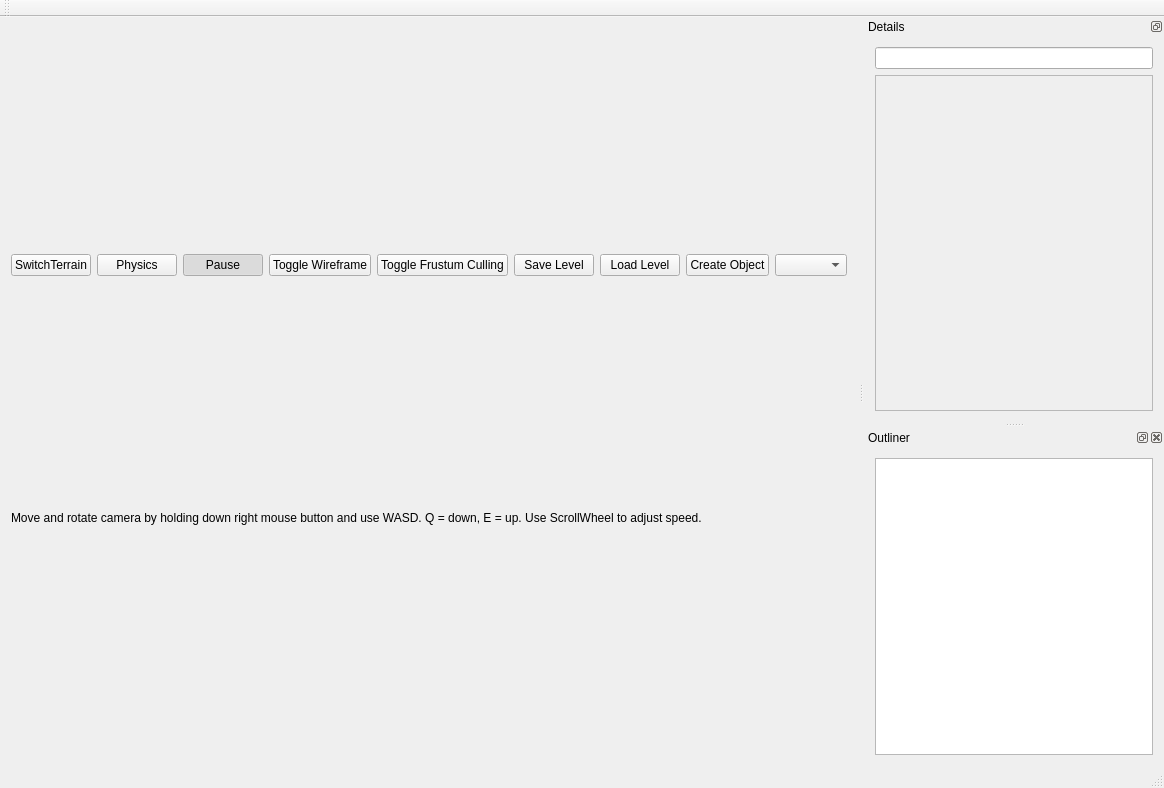
The window that mainwindow.ui (FredrikEik/Game_Engine_Architecture) describes before a commit, drawn with Qt 5.
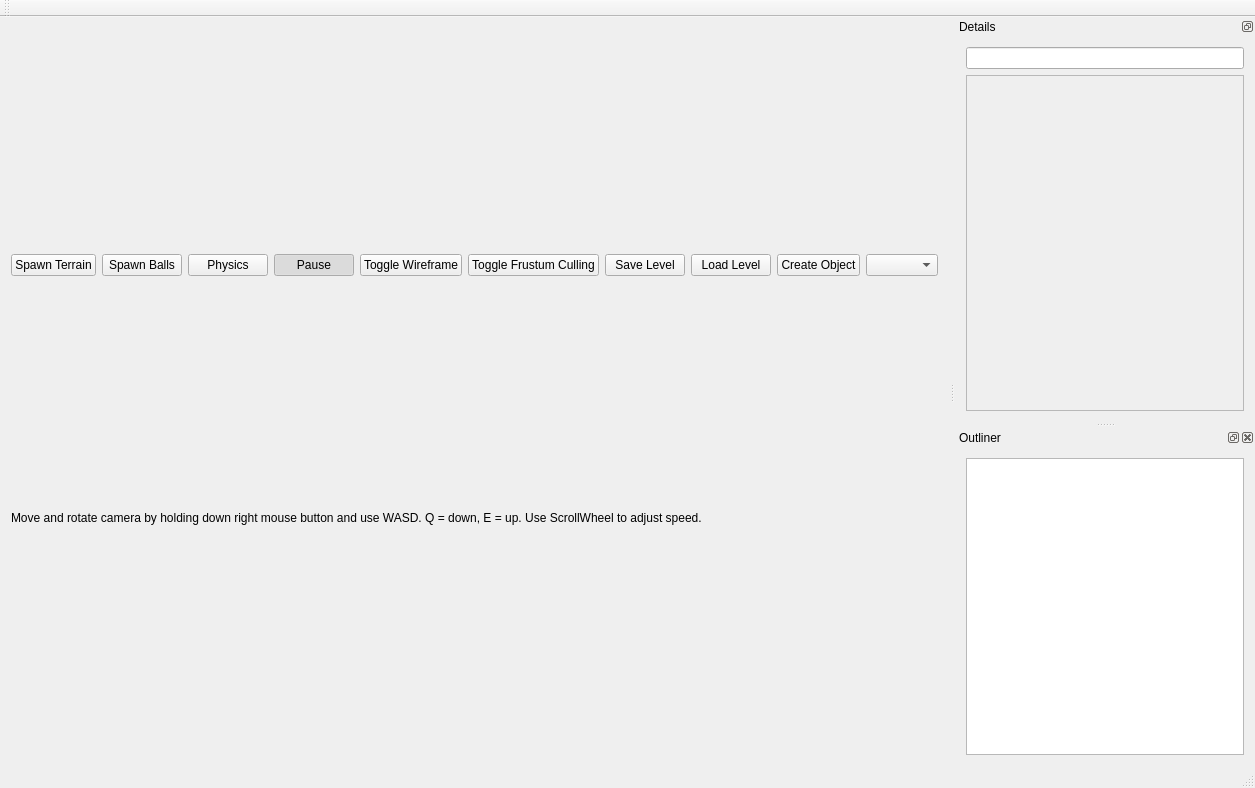
The same window after the commit.

```diff
--- a/mainwindow.ui
+++ b/mainwindow.ui
@@ -6,7 +6,7 @@
    <rect>
     <x>0</x>
     <y>0</y>
-    <width>1120</width>
+    <width>1130</width>
     <height>788</height>
    </rect>
   </property>
@@ -20,7 +20,14 @@
       <item>
        <widget class="QPushButton" name="SwitchTerrain">
         <property name="text">
-         <string>SwitchTerrain</string>
+         <string>Spawn Terrain</string>
+        </property>
+       </widget>
+      </item>
+      <item>
+       <widget class="QPushButton" name="SpawnBalls">
+        <property name="text">
+         <string>Spawn Balls</string>
         </property>
        </widget>
       </item>
@@ -195,8 +202,8 @@
          <rect>
           <x>0</x>
           <y>0</y>
-          <width>276</width>
-          <height>331</height>
+          <width>280</width>
+          <height>338</height>
          </rect>
         </property>
         <layout class="QVBoxLayout" name="verticalLayout_9">
```
Left out of the diff: 4 changed lines with no effect on the pictures.
